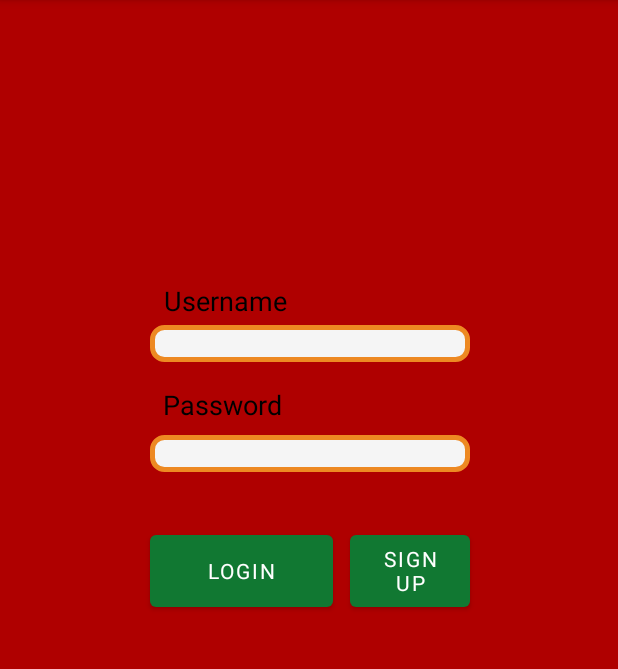
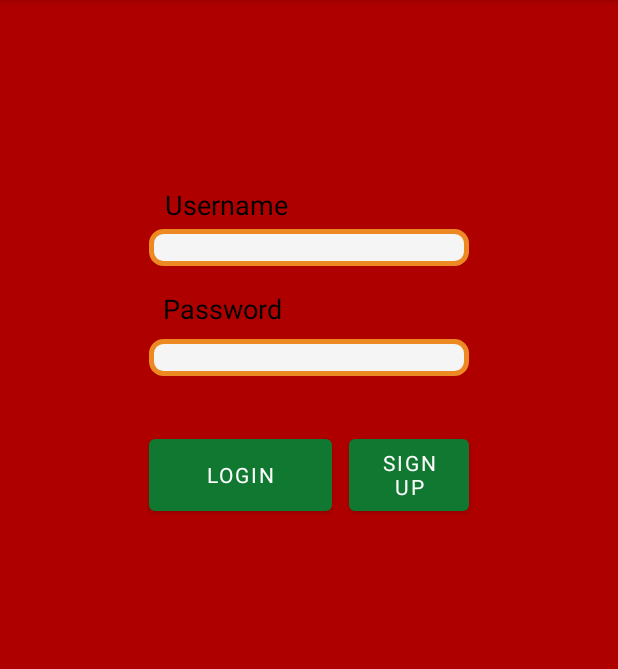
Before and after one commit to CF-ReesesPuffs/reesesRepo, an Android app: the screen it shows after launch (Login), on a phone screen of 412 x 824 dp, the part 84-753 px from its top. Run offline under Robolectric (Android 15) with nearby library versions, the light colour scheme and no system bars; libraries missing offline, so code that uses them is left out: com.amplifyframework.analytics, com.amplifyframework.api, com.amplifyframework.auth, com.amplifyframework.core; Roboto replaces fonts that are not available here; 8 statements that could not run were skipped.

Commit message:
correct editText focus route on login

```diff
--- a/app/src/main/AndroidManifest.xml
+++ b/app/src/main/AndroidManifest.xml
@@ -12,7 +12,8 @@
         <activity android:name=".InvitationList" /> <!-- <activity android:name=".PendingPartyFragment" /> -->
         <activity android:name=".Activities.SignupConfirmation" />
         <activity android:name=".Activities.SignUp" />
-        <activity android:name=".Activities.Login" />
+        <activity android:name=".Activities.Login"
+            android:windowSoftInputMode="stateAlwaysVisible"/>
         <activity
             android:name=".PostParty"
             android:theme="@style/Theme.AllNoActionBarNone"
--- a/app/src/main/java/com/cfreesespuffs/github/giftswapper/Activities/Login.java
+++ b/app/src/main/java/com/cfreesespuffs/github/giftswapper/Activities/Login.java
@@ -4,6 +4,7 @@ import androidx.annotation.NonNull;
 import androidx.appcompat.app.AppCompatActivity;
 
 import android.app.Activity;
+import android.content.Context;
 import android.content.Intent;
 import android.content.SharedPreferences;
 import android.os.Bundle;
@@ -14,7 +15,10 @@ import android.preference.PreferenceManager;
 import android.text.method.KeyListener;
 import android.util.Log;
 import android.view.KeyEvent;
+import android.view.View;
+import android.view.WindowManager;
 import android.view.inputmethod.EditorInfo;
+import android.view.inputmethod.InputMethodManager;
 import android.widget.Button;
 import android.widget.EditText;
 import android.widget.TextView;
@@ -27,7 +31,6 @@ public class Login extends AppCompatActivity {
 
     EditText username;
     EditText password;
-    Handler handleMismatch;
 
     @Override
     protected void onCreate(Bundle savedInstanceState) {
@@ -37,7 +40,43 @@ public class Login extends AppCompatActivity {
         username = findViewById(R.id.usernameLogin);
         password = findViewById(R.id.passwordLogin);
 
-        ((Button) findViewById(R.id.loginButton)).setOnClickListener(view -> {
+        username.setOnKeyListener(new View.OnKeyListener() {
+            @Override
+            public boolean onKey(View v, int keyCode, KeyEvent event) { // https://stackoverflow.com/questions/20853560/how-to-move-to-next-input-field-when-enter-key-is-pressed-in-multiline-edittext
+                if (event.getAction() == KeyEvent.ACTION_UP && keyCode == KeyEvent.KEYCODE_ENTER) {
+                    username.clearFocus();
+                    password.requestFocus();
+
+                    InputMethodManager imm = (InputMethodManager) getSystemService(Context.INPUT_METHOD_SERVICE);
+                    imm.showSoftInput(password, InputMethodManager.SHOW_IMPLICIT);
+                }
+                return false;
+            }
+        });
+
+        password.setOnFocusChangeListener(new View.OnFocusChangeListener() {
+            @Override
+            public void onFocusChange(View v, boolean hasFocus) {
+                if (hasFocus) {
+                    Log.e("Android.view", "BUMPT");
+                    InputMethodManager imm = (InputMethodManager) getSystemService(Context.INPUT_METHOD_SERVICE);
+                    imm.showSoftInput(password,InputMethodManager.SHOW_IMPLICIT);
+                }
+            }
+        });
+
+        password.setOnKeyListener(new View.OnKeyListener() {
+            @Override
+            public boolean onKey(View v, int keyCode, KeyEvent event) { // https://stackoverflow.com/questions/20853560/how-to-move-to-next-input-field-when-enter-key-is-pressed-in-multiline-edittext
+                if (event.getAction() == KeyEvent.ACTION_UP && keyCode == KeyEvent.KEYCODE_ENTER) {
+                    password.clearFocus();
+                    findViewById(R.id.loginButton).requestFocus();
+                }
+                return false;
+            }
+        });
+
+        findViewById(R.id.loginButton).setOnClickListener(view -> {
 
             if (username.getText().toString().equals("") || password.getText().toString().equals("")) {
                 Toast.makeText(this, "Fill in both fields please.", Toast.LENGTH_SHORT).show();
@@ -74,4 +113,5 @@ public class Login extends AppCompatActivity {
         });
 
     }
+
 }
--- a/app/src/main/res/layout/activity_login.xml
+++ b/app/src/main/res/layout/activity_login.xml
@@ -18,14 +18,10 @@
         android:ems="10"
         android:focusableInTouchMode="true"
         android:inputType="textPersonName"
-        android:maxLines="1"
-        android:nextFocusDown="@id/usernameLogin"
-        android:nextFocusForward="@id/usernameLogin"
         app:layout_constraintEnd_toEndOf="parent"
-        app:layout_constraintHorizontal_bias="0.502"
+        app:layout_constraintHorizontal_bias="0.50"
         app:layout_constraintStart_toStartOf="parent"
-        app:layout_constraintTop_toBottomOf="@+id/usernameTv3">
-    </EditText>
+        app:layout_constraintTop_toBottomOf="@+id/usernameTv3" />
 
     <EditText
         android:id="@+id/passwordLogin"
@@ -37,7 +33,7 @@
         android:ems="10"
         android:inputType="textPassword"
         app:layout_constraintEnd_toEndOf="parent"
-        app:layout_constraintHorizontal_bias="0.502"
+        app:layout_constraintHorizontal_bias="0.50"
         app:layout_constraintStart_toStartOf="parent"
         app:layout_constraintTop_toBottomOf="@+id/textView" />
 
@@ -48,8 +44,8 @@
         android:layout_marginTop="36dp"
         android:fontFamily="@font/architects_daughter"
         android:text="Login"
+        android:focusable="auto"
         android:textColor="#FFFFFF"
-        android:focusable="auto"
         app:layout_constraintBottom_toBottomOf="parent"
         app:layout_constraintStart_toStartOf="@+id/passwordLogin"
         app:layout_constraintTop_toBottomOf="@+id/passwordLogin"
@@ -75,11 +71,11 @@
         android:id="@+id/usernameTv3"
         android:layout_width="wrap_content"
         android:layout_height="wrap_content"
-        android:layout_marginTop="188dp"
+        android:layout_marginTop="124dp"
         android:text="Username"
         android:textSize="18sp"
         app:layout_constraintEnd_toEndOf="parent"
-        app:layout_constraintHorizontal_bias="0.331"
+        app:layout_constraintHorizontal_bias="0.334"
         app:layout_constraintStart_toStartOf="parent"
         app:layout_constraintTop_toTopOf="parent" />
 
```
